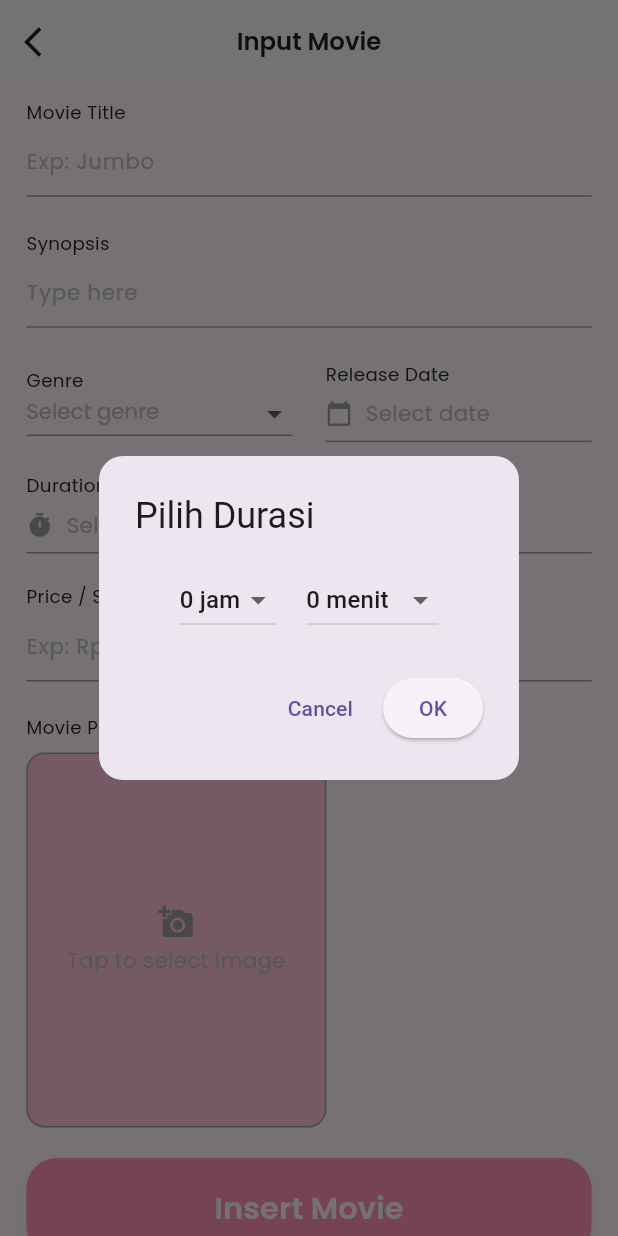
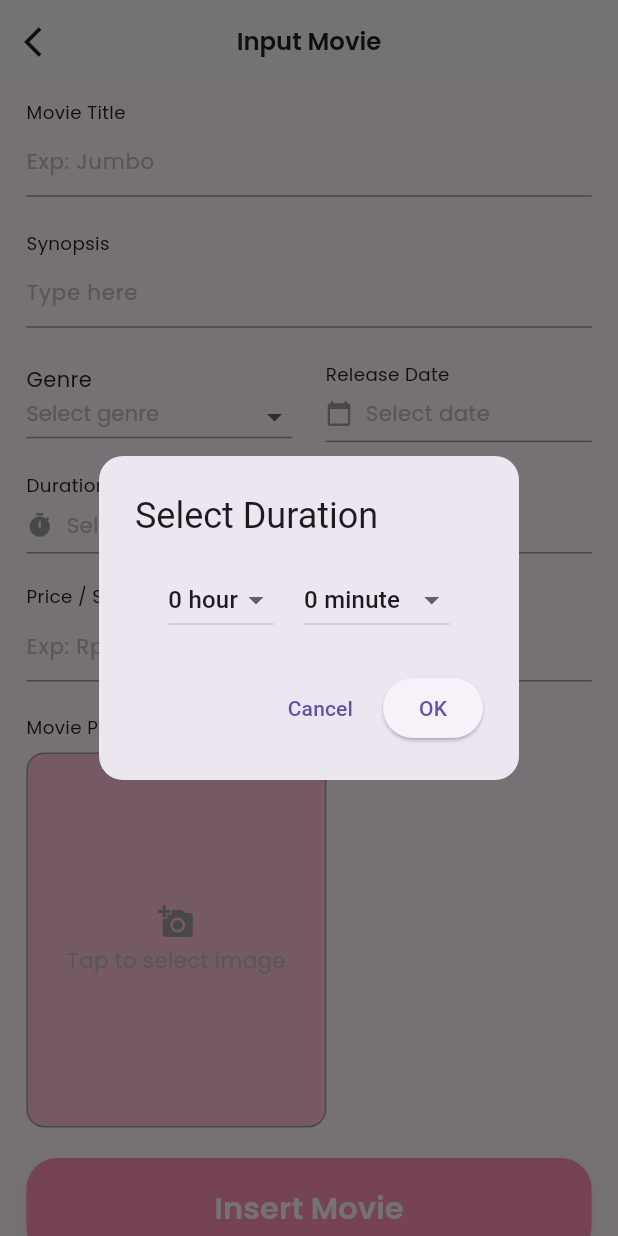
Before and after one commit to zakizakiran/chingu-movie, a Flutter app: the InputMovieView screen opened by its route, after a tap on "Select duration", on a phone screen of 412 x 824 dp. Run offline on Flutter 3.47's test engine with Material 3 defaults, Android fonts, the phone set to English and light mode, and no system bars; our stand-ins replace email_validator, firebase_core, flutter_screenutil, flutter_svg, get, google_fonts and 5 more; accounts and stored records are empty.

Commit message:
field pink

```diff
--- a/lib/app/modules/pages/input_movie/views/input_movie_view.dart
+++ b/lib/app/modules/pages/input_movie/views/input_movie_view.dart
@@ -174,7 +174,7 @@ class InputMovieView extends GetView<InputMovieController> {
             maxLines: isMultiline ? null : 1,
             keyboardType:
                 isMultiline ? TextInputType.multiline : TextInputType.text,
-            style: AppTextStyles.smallText,
+            style: AppTextStyles.smallText.copyWith(fontSize: 14),
             decoration: InputDecoration(
               hintText: hint,
               hintStyle: AppTextStyles.hintText,
@@ -205,7 +205,7 @@ class InputMovieView extends GetView<InputMovieController> {
     return Column(
       crossAxisAlignment: CrossAxisAlignment.start,
       children: [
-        Text(label, style: AppTextStyles.smallText),
+        Text(label, style: AppTextStyles.smallText.copyWith(fontSize: 14)),
         DropdownButtonFormField<String>(
           value: selectedValue.isEmpty ? null : selectedValue,
           isExpanded: true,
@@ -273,7 +273,7 @@ class InputMovieView extends GetView<InputMovieController> {
                     style:
                         selectedDate.isEmpty
                             ? AppTextStyles.hintText
-                            : AppTextStyles.smallText
+                            : AppTextStyles.smallText.copyWith(fontSize: 14)
                   ),
                 ),
               ],
@@ -367,7 +367,7 @@ class InputMovieView extends GetView<InputMovieController> {
                   shape: RoundedRectangleBorder(
                     borderRadius: BorderRadius.circular(16),
                   ),
-                  title: const Text("Pilih Durasi"),
+                  title: const Text("Select Duration"),
                   content: StatefulBuilder(
                     builder: (context, setState) {
                       return Column(
@@ -382,7 +382,7 @@ class InputMovieView extends GetView<InputMovieController> {
                                   5,
                                   (i) => DropdownMenuItem(
                                     value: i,
-                                    child: Text("$i jam"),
+                                    child: Text("$i hour"),
                                   ),
                                 ),
                                 onChanged:
@@ -396,7 +396,7 @@ class InputMovieView extends GetView<InputMovieController> {
                                   60,
                                   (i) => DropdownMenuItem(
                                     value: i,
-                                    child: Text("$i menit"),
+                                    child: Text("$i minute"),
                                   ),
                                 ),
                                 onChanged:
@@ -417,7 +417,7 @@ class InputMovieView extends GetView<InputMovieController> {
                     ElevatedButton(
                       onPressed: () {
                         final result =
-                            "$selectedHour jam $selectedMinute menit";
+                            "$selectedHour hour $selectedMinute minute";
                         onDurationSelected(result);
                         Navigator.pop(context);
                       },
@@ -445,7 +445,7 @@ class InputMovieView extends GetView<InputMovieController> {
                     style:
                         selectedDuration.isEmpty
                             ? AppTextStyles.hintText
-                            : AppTextStyles.smallText
+                            : AppTextStyles.smallText.copyWith(fontSize: 14)
                   ),
                 ),
               ],
```
